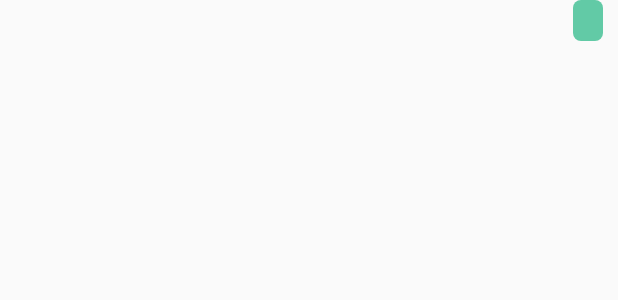
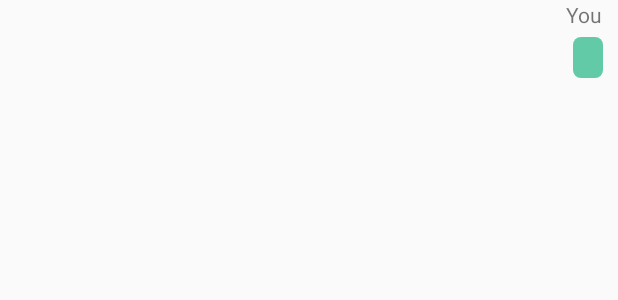
Before and after one commit to nagapavan572/HelthBot, an Android app: the layout chat_item_self.xml on its own in the app's theme, with its tools: preview values and no code run, on a phone screen of 412 x 824 dp. Shown: the top 300 px of the screen. Run offline under Robolectric (Android 15) with nearby library versions, the phone set to English and light mode, and no system bars.

Commit message:
Final Commit

```diff
--- a/app/src/main/java/com/example/android/logindemo/ChatAdapter.java
+++ b/app/src/main/java/com/example/android/logindemo/ChatAdapter.java
@@ -81,7 +81,7 @@ public class ChatAdapter extends RecyclerView.Adapter<RecyclerView.ViewHolder> {
         public ViewHolder(View view) {
             super(view);
             message = (TextView) itemView.findViewById(R.id.message);
-            image = (ImageView) itemView.findViewById(R.id.image);
+
 
             //TODO: Uncomment this if you want to use a custom Font
             /*String customFont = "Montserrat-Regular.ttf";
--- a/app/src/main/java/com/example/android/logindemo/SecondActivity.java
+++ b/app/src/main/java/com/example/android/logindemo/SecondActivity.java
@@ -189,7 +189,7 @@ public class SecondActivity extends AppCompatActivity {
 
         Message inputMessage = new Message();
         inputMessage.setMessage(input);
-        inputMessage.setId("100");
+        inputMessage.setId("1");
         messageArrayList.add(inputMessage);
 
         Thread thread = new Thread(new Runnable() {
--- a/app/src/main/res/layout/chat_item_self.xml
+++ b/app/src/main/res/layout/chat_item_self.xml
@@ -6,14 +6,14 @@
     android:paddingLeft="16dp"
     android:paddingBottom="5dp">
 
-    <!--<TextView
+    <TextView
         android:layout_width="wrap_content"
         android:layout_height="wrap_content"
         android:text="You"
         android:layout_alignParentRight="true"
         android:layout_marginBottom="5dp"
         android:layout_marginRight="10dp"
-        android:fontFamily="sans-serif" />-->
+        android:fontFamily="sans-serif" />
     <TextView
         android:id="@+id/message"
         android:layout_width="wrap_content"
--- a/app/src/main/res/layout/chat_item_watson.xml
+++ b/app/src/main/res/layout/chat_item_watson.xml
@@ -26,11 +26,6 @@
         android:textIsSelectable="true"
         android:textSize="14sp" />
 
-    <ImageView
-        android:id="@+id/image"
-        android:layout_width="fill_parent"
-        android:layout_height="wrap_content"
-        />
 
 
 </LinearLayout>
```
